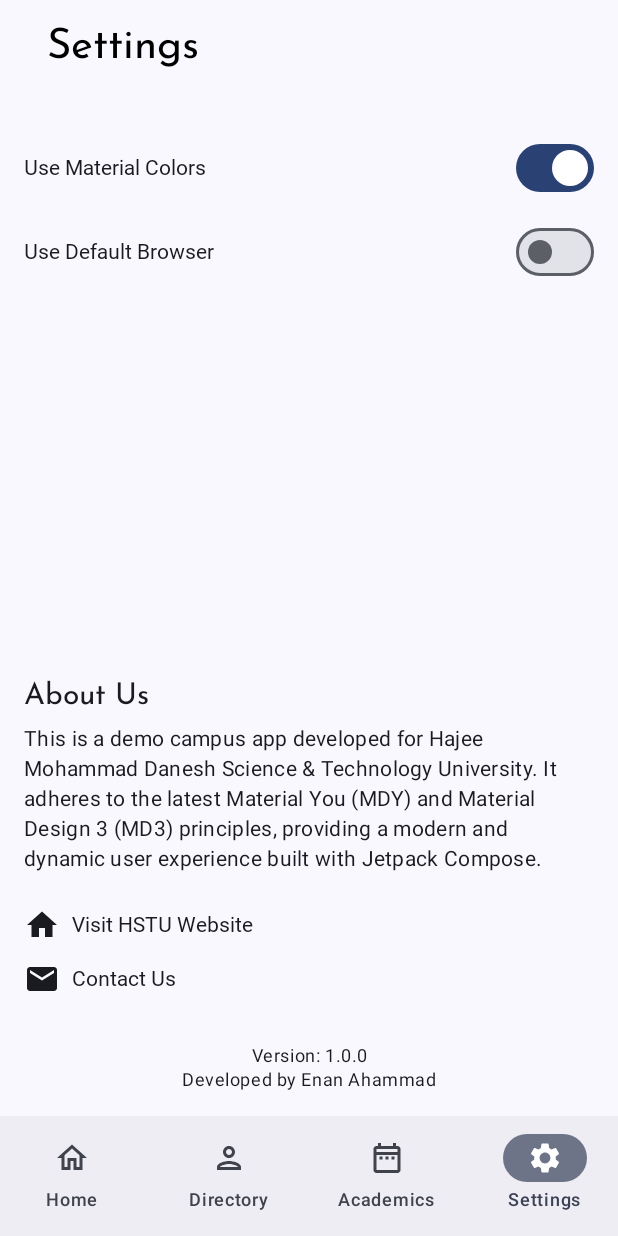
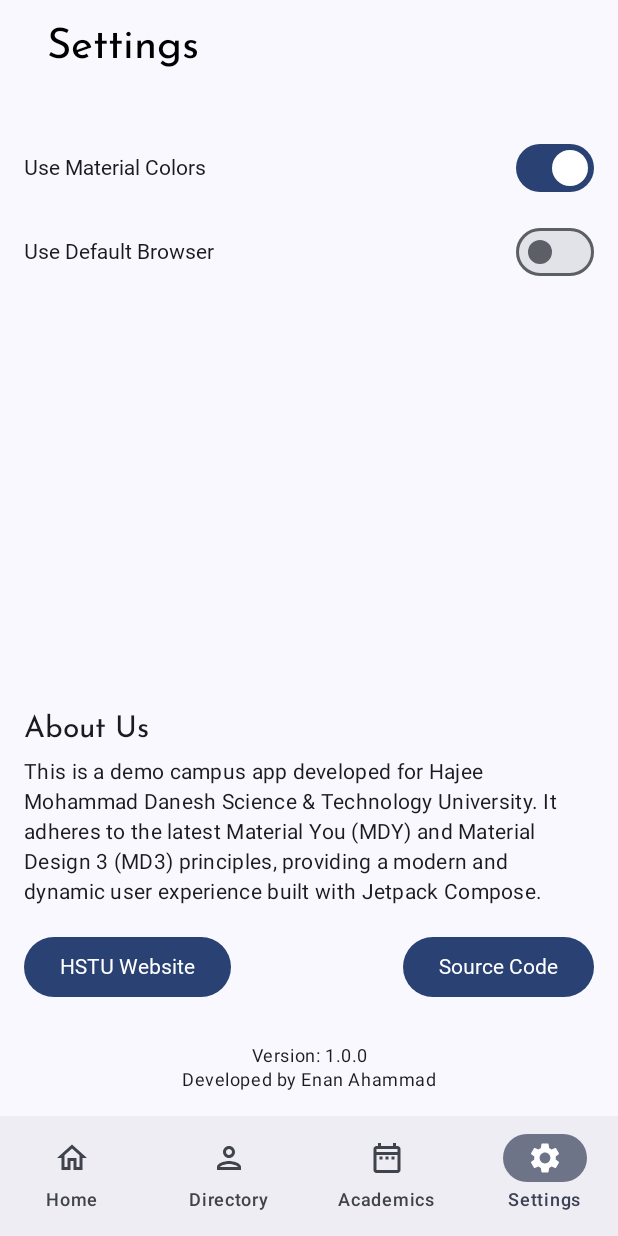
Before and after one commit to user-grinch/MyHSTU, an Android app built with Jetpack Compose: the screen it shows after launch (MainActivity), item 4 of the bottom bar chosen, on a phone screen of 412 x 824 dp. Run offline under Robolectric (Android 15) with nearby library versions, the phone set to English and light mode, and no system bars.

Commit message:
Add webview

```diff
--- a/app/src/main/AndroidManifest.xml
+++ b/app/src/main/AndroidManifest.xml
@@ -1,7 +1,7 @@
 <?xml version="1.0" encoding="utf-8"?>
 <manifest xmlns:android="http://schemas.android.com/apk/res/android"
     xmlns:tools="http://schemas.android.com/tools">
-
+    <uses-permission android:name="android.permission.INTERNET"/>
     <application
         android:allowBackup="true"
         android:dataExtractionRules="@xml/data_extraction_rules"
@@ -11,6 +11,7 @@
         android:roundIcon="@mipmap/logo_background"
         android:supportsRtl="true"
         android:theme="@style/Theme.MyHSTU"
+        android:usesCleartextTraffic="true"
         tools:targetApi="31">
         <activity
             android:name=".SplashActivity"
--- a/app/src/main/java/com/enan/myhstu/MainActivity.kt
+++ b/app/src/main/java/com/enan/myhstu/MainActivity.kt
@@ -15,14 +15,16 @@ import androidx.compose.ui.tooling.preview.Preview
 import androidx.navigation.compose.NavHost
 import androidx.navigation.compose.composable
 import androidx.navigation.compose.rememberNavController
-import com.enan.myhstu.data.NavBarItems
-import com.enan.myhstu.ui.BottomBarLayout
+import com.enan.myhstu.data.NavBarData
+import com.enan.myhstu.ui.NavigationLayout
 import com.enan.myhstu.ui.screen.HomeScreenLayout
-import com.enan.myhstu.ui.TopBarLayout
+import com.enan.myhstu.ui.HeaderLayout
 import androidx.lifecycle.viewmodel.compose.viewModel
+import com.enan.myhstu.data.UiViewModel
 import com.enan.myhstu.ui.screen.AcademicScreenLayout
 import com.enan.myhstu.ui.screen.DirectoryScreenLayout
 import com.enan.myhstu.ui.screen.SettingScreenLayout
+import com.enan.myhstu.ui.screen.WebViewScreenLayout
 
 class MainActivity : ComponentActivity() {
     override fun onCreate(savedInstanceState: Bundle?) {
@@ -38,41 +40,47 @@ class MainActivity : ComponentActivity() {
 @Composable
 fun NavHandler(viewModel: UiViewModel = viewModel()) {
     val navController = rememberNavController()
-    val selectedTab by viewModel.selectedTab.collectAsState()
     CoreTheme {
+        val webViewInfo by viewModel.webViewInfo.collectAsState()
         Scaffold(
-            topBar = { TopBarLayout(viewModel = viewModel) },
+            topBar = { if (!webViewInfo.show) HeaderLayout(viewModel = viewModel, navController = navController) },
             bottomBar = {
-                BottomBarLayout(viewModel = viewModel, navController = navController)
+                if (!webViewInfo.show) NavigationLayout(viewModel = viewModel, navController = navController)
             }
         ) { innerPadding ->
-            NavHost(navController = navController, startDestination = selectedTab.title) {
-                composable(NavBarItems.home.title) {
+            if (webViewInfo.show) {
+                WebViewScreenLayout(
+                    modifier = Modifier.padding(innerPadding),
+                    viewModel = viewModel,
+                    navController = navController,
+                    title =  webViewInfo.title,
+                )
+            } else {
+                NavHost(navController = navController, startDestination = NavBarData.home.title) {
+                    composable(NavBarData.home.title) {
                         HomeScreenLayout(
-                        modifier = Modifier.padding(innerPadding)
+                            modifier = Modifier.padding(innerPadding),
+                            viewModel = viewModel
                         )
-                    viewModel.setSelectedTab(NavBarItems.home)
                     }
-                composable(NavBarItems.directory.title) {
+                    composable(NavBarData.directory.title) {
                         DirectoryScreenLayout(
                             modifier = Modifier.padding(innerPadding),
                             viewModel = viewModel
                         )
-                    viewModel.setSelectedTab(NavBarItems.directory)
                     }
-                composable(NavBarItems.academics.title) {
+                    composable(NavBarData.academics.title) {
                         AcademicScreenLayout(
                             modifier = Modifier.padding(innerPadding),
                             viewModel = viewModel
                         )
-                    viewModel.setSelectedTab(NavBarItems.academics)
                     }
-                composable(NavBarItems.settings.title) {
+                    composable(NavBarData.settings.title) {
                         SettingScreenLayout(
                             modifier = Modifier.padding(innerPadding),
                             viewModel = viewModel
                         )
-                    viewModel.setSelectedTab(NavBarItems.settings)
+                    }
                 }
             }
         }
--- a/app/src/main/java/com/enan/myhstu/data/NavBarItems.kt
+++ b/app/src/main/java/com/enan/myhstu/data/NavBarData.kt
@@ -12,22 +12,21 @@ import androidx.compose.material.icons.outlined.Settings
 import androidx.compose.ui.graphics.vector.ImageVector
 
 data class NavBarItem(
-    val id: Int,
     val title: String,
     val selectedIcon: ImageVector,
     val unselectedIcon: ImageVector,
 )
 
-object NavBarItems {
-    val home = NavBarItem(id = 0, title = "Home", selectedIcon = Icons.Filled.Home, unselectedIcon = Icons.Outlined.Home)
-    val directory = NavBarItem(id = 1, title = "Directory", selectedIcon = Icons.Filled.Person, unselectedIcon = Icons.Outlined.Person)
-    val academics = NavBarItem(id = 2, title = "Academics", selectedIcon = Icons.Filled.DateRange, unselectedIcon = Icons.Outlined.DateRange)
-    val settings = NavBarItem(id = 3, title = "Settings", selectedIcon = Icons.Filled.Settings, unselectedIcon = Icons.Outlined.Settings)
+object NavBarData {
+    val home = NavBarItem(title = "Home", selectedIcon = Icons.Filled.Home, unselectedIcon = Icons.Outlined.Home)
+    val directory = NavBarItem(title = "Directory", selectedIcon = Icons.Filled.Person, unselectedIcon = Icons.Outlined.Person)
+    val academics = NavBarItem(title = "Academics", selectedIcon = Icons.Filled.DateRange, unselectedIcon = Icons.Outlined.DateRange)
+    val settings = NavBarItem(title = "Settings", selectedIcon = Icons.Filled.Settings, unselectedIcon = Icons.Outlined.Settings)
 }
 
 val tabBarItemsList = listOf (
-    NavBarItems.home,
-    NavBarItems.directory,
-    NavBarItems.academics,
-    NavBarItems.settings,
+    NavBarData.home,
+    NavBarData.directory,
+    NavBarData.academics,
+    NavBarData.settings,
 )
--- a/app/src/main/java/com/enan/myhstu/data/SearchInfo.kt
+++ b/app/src/main/java/com/enan/myhstu/data/SearchData.kt
@@ -1,6 +1,6 @@
 package com.enan.myhstu.data
 
-data class SearchInfo (
+data class SearchData (
     val show: Boolean = false,
     val query: String = "",
     val selectedCategories: Set<String> = setOf(),
--- a/app/src/main/java/com/enan/myhstu/ViewModel.kt
+++ b/app/src/main/java/com/enan/myhstu/data/ViewModel.kt
@@ -1,28 +1,42 @@
-package com.enan.myhstu
+package com.enan.myhstu.data
 
 import androidx.lifecycle.ViewModel
-import com.enan.myhstu.data.SearchInfo
-import com.enan.myhstu.data.NavBarItem
-import com.enan.myhstu.data.NavBarItems
-import com.enan.myhstu.data.ProfileData
-import com.enan.myhstu.data.personnelList
+import androidx.navigation.NavController
+import androidx.navigation.compose.rememberNavController
 import kotlinx.coroutines.flow.MutableStateFlow
 import kotlinx.coroutines.flow.StateFlow
 import kotlinx.coroutines.flow.asStateFlow
 import kotlinx.coroutines.flow.update
 
 class UiViewModel : ViewModel() {
-    private val _selectedTab = MutableStateFlow(NavBarItems.settings)
-    val selectedTab: StateFlow<NavBarItem> = _selectedTab.asStateFlow()
+//    private val _selectedTab = MutableStateFlow(NavBarData.settings)
+//    val selectedTab: StateFlow<NavBarItem> = _selectedTab.asStateFlow()
 
-    private val _searchInfo = MutableStateFlow(SearchInfo())
-    val searchInfo: StateFlow<SearchInfo> = _searchInfo.asStateFlow()
+    private val _searchInfo = MutableStateFlow(SearchData())
+    val searchInfo: StateFlow<SearchData> = _searchInfo.asStateFlow()
 
-    fun setSelectedTab(tab: NavBarItem) {
-        _selectedTab.update { tab }
+    private val _webViewInfo = MutableStateFlow(WebViewData())
+    val webViewInfo: StateFlow<WebViewData> = _webViewInfo.asStateFlow()
+
+    fun setWebView(url: String, title: String) {
+        _webViewInfo.update {
+            it.copy (
+                url = url,
+                title = title,
+                show = true,
+            )
+        }
     }
 
-    fun setSearchInfo(info: SearchInfo) {
+    fun closeWebView() {
+        _webViewInfo.update {
+            it.copy (
+                show = false,
+            )
+        }
+    }
+
+    fun setSearchInfo(info: SearchData) {
         _searchInfo.update { info }
     }
 
--- /dev/null
+++ b/app/src/main/java/com/enan/myhstu/data/WebViewData.kt
@@ -0,0 +1,7 @@
+package com.enan.myhstu.data
+
+data class WebViewData (
+    val url: String = "",
+    val title: String = "",
+    val show: Boolean = false,
+)
--- a/app/src/main/java/com/enan/myhstu/ui/HeaderLayout.kt
+++ b/app/src/main/java/com/enan/myhstu/ui/HeaderLayout.kt
@@ -14,13 +14,16 @@ import androidx.compose.runtime.getValue
 import androidx.compose.ui.Alignment
 import androidx.compose.ui.Modifier
 import androidx.compose.ui.unit.dp
-import com.enan.myhstu.UiViewModel
+import androidx.navigation.NavController
+import androidx.navigation.compose.currentBackStackEntryAsState
+import androidx.navigation.compose.rememberNavController
+import com.enan.myhstu.data.UiViewModel
 import com.enan.myhstu.getTextColor
 
 @SuppressLint("StateFlowValueCalledInComposition")
 @OptIn(ExperimentalMaterial3Api::class)
 @Composable
-fun TopBarLayout(modifier: Modifier = Modifier, viewModel: UiViewModel) {
+fun HeaderLayout(modifier: Modifier = Modifier, viewModel: UiViewModel, navController: NavController) {
     CenterAlignedTopAppBar(
         title = {
             Box (
@@ -29,9 +32,9 @@ fun TopBarLayout(modifier: Modifier = Modifier, viewModel: UiViewModel) {
                     .padding(15.dp),
                 contentAlignment = Alignment.BottomStart
             ) {
-                val selectedTab by viewModel.selectedTab.collectAsState()
+                val currentTab = navController.currentBackStackEntryAsState()?.value?.destination?.route
                 Text(
-                    text = if (selectedTab.id == 0) "MyHSTU" else selectedTab.title,
+                    text = currentTab?: "MyHSTU",
                     style = MaterialTheme.typography.displayLarge,
                     color = getTextColor()
                 )
--- a/app/src/main/java/com/enan/myhstu/ui/NavigationLayout.kt
+++ b/app/src/main/java/com/enan/myhstu/ui/NavigationLayout.kt
@@ -13,27 +13,23 @@ import androidx.compose.runtime.setValue
 import androidx.compose.ui.tooling.preview.Preview
 import androidx.navigation.NavController
 import com.enan.myhstu.NavHandler
-import com.enan.myhstu.UiViewModel
+import com.enan.myhstu.data.NavBarData
+import com.enan.myhstu.data.UiViewModel
 import com.enan.myhstu.data.tabBarItemsList
 
 @Composable
-fun BottomBarLayout(navController: NavController, viewModel: UiViewModel) {
-    val seelctedTab by viewModel.selectedTab.collectAsState()
-    var selectedTabIndex by rememberSaveable {
-        mutableStateOf(seelctedTab.id)
-    }
-
+fun NavigationLayout(navController: NavController, viewModel: UiViewModel) {
+    val currentRoute = navController.currentBackStackEntryFlow.collectAsState(initial = null).value?.destination?.route ?: NavBarData.home.title
     NavigationBar {
         tabBarItemsList.forEachIndexed { index, tabBarItem ->
             NavigationBarItem(
-                selected = selectedTabIndex == index,
+                selected = currentRoute == tabBarItem.title,
                 onClick = {
-                    selectedTabIndex = index
                     navController.navigate(tabBarItem.title)
                 },
                 icon = {
                     Icon(
-                        imageVector = if (selectedTabIndex == index) {tabBarItem.selectedIcon} else {tabBarItem.unselectedIcon},
+                        imageVector = if (currentRoute == tabBarItem.title) {tabBarItem.selectedIcon} else {tabBarItem.unselectedIcon},
                         contentDescription = tabBarItem.title,
                     )
                 },
--- a/app/src/main/java/com/enan/myhstu/ui/screen/HomeScreen.kt
+++ b/app/src/main/java/com/enan/myhstu/ui/screen/HomeScreen.kt
@@ -26,14 +26,16 @@ import androidx.compose.ui.layout.ContentScale
 import androidx.compose.ui.res.painterResource
 import androidx.compose.ui.tooling.preview.Preview
 import androidx.compose.ui.unit.dp
+import androidx.lifecycle.viewmodel.compose.viewModel
 import com.enan.myhstu.NavHandler
 import com.enan.myhstu.R
+import com.enan.myhstu.data.UiViewModel
 import com.enan.myhstu.data.homePageItems
 import com.enan.myhstu.ui.CardLayout
 
 @OptIn(ExperimentalMaterial3Api::class)
 @Composable
-fun HomeScreenLayout(modifier: Modifier = Modifier) {
+fun HomeScreenLayout(viewModel: UiViewModel, modifier: Modifier = Modifier) {
     val GRID_SPACING: Int = 13
     Row (
         modifier = modifier.fillMaxWidth(),
@@ -60,7 +62,7 @@ fun HomeScreenLayout(modifier: Modifier = Modifier) {
         ) {
             FilterChip(
                 selected = false,
-                onClick = { },
+                onClick = { viewModel.setWebView("google.com", title = "Overview") },
                 label = { Text("Overview") },
                 colors = FilterChipDefaults.filterChipColors(
                     containerColor = MaterialTheme.colorScheme.primary.copy(alpha = 0.1f)
--- a/app/src/main/java/com/enan/myhstu/ui/screen/SettingsScreen.kt
+++ b/app/src/main/java/com/enan/myhstu/ui/screen/SettingsScreen.kt
@@ -1,6 +1,5 @@
 package com.enan.myhstu.ui.screen
 
-import androidx.compose.foundation.clickable
 import androidx.compose.foundation.layout.*
 import androidx.compose.material3.*
 import androidx.compose.runtime.*
@@ -8,12 +7,9 @@ import androidx.compose.ui.Alignment
 import androidx.compose.ui.Modifier
 import androidx.compose.ui.text.style.TextAlign
 import androidx.compose.ui.unit.dp
-import androidx.compose.material.icons.Icons
-import androidx.compose.material.icons.filled.Email
-import androidx.compose.material.icons.filled.Home
 import androidx.compose.ui.tooling.preview.Preview
 import com.enan.myhstu.NavHandler
-import com.enan.myhstu.UiViewModel
+import com.enan.myhstu.data.UiViewModel
 
 @OptIn(ExperimentalMaterial3Api::class)
 @Composable
@@ -79,43 +75,30 @@ fun SettingScreenLayout(modifier: Modifier = Modifier, viewModel: UiViewModel) {
         )
 
 
-        // Visit HSTU Website
-        Row(
-            modifier = Modifier
-                .fillMaxWidth()
-                .clickable { /* Add action to open HSTU website */ }
-                .padding(vertical = 6.dp),
-            verticalAlignment = Alignment.CenterVertically
+        Row (
+            horizontalArrangement = Arrangement.SpaceBetween,
+            modifier = Modifier.fillMaxWidth()
         ) {
-            Icon(
-                imageVector = Icons.Default.Home,
-                contentDescription = "Visit HSTU Website",
-                modifier = Modifier.size(24.dp)
+            // Visit HSTU Website
+            Button(
+                onClick = { },
+                content = {
+                    Text(
+                        text = "HSTU Website",
+                        style = MaterialTheme.typography.bodyLarge
+                    )
+                }
             )
-            Spacer(modifier = Modifier.width(8.dp))
-            Text(
-                text = "Visit HSTU Website",
-                style = MaterialTheme.typography.bodyLarge
-            )
-        }
 
-        // Contact Us Section
-        Row(
-            modifier = Modifier
-                .fillMaxWidth()
-                .clickable { /* Add action to open Contact Us */ }
-                .padding(vertical = 6.dp),
-            verticalAlignment = Alignment.CenterVertically
-        ) {
-            Icon(
-                imageVector = Icons.Default.Email,
-                contentDescription = "Contact Us",
-                modifier = Modifier.size(24.dp)
-            )
-            Spacer(modifier = Modifier.width(8.dp))
-            Text(
-                text = "Contact Us",
-                style = MaterialTheme.typography.bodyLarge
+            // Contact Us Section
+            Button(
+                onClick = { },
+                content = {
+                    Text(
+                        text = "Source Code",
+                        style = MaterialTheme.typography.bodyLarge
+                    )
+                }
             )
         }
 
```
Also changed, not shown: app/src/main/java/com/enan/myhstu/ui/screen/AcademicScreen.kt (+1 -31 lines), app/src/main/java/com/enan/myhstu/ui/screen/DirectoryScreen.kt (+3 -5 lines), app/src/main/java/com/enan/myhstu/ui/screen/WebViewScreen.kt (added, +98 -0 lines). Lines whose indentation alone changed are shown as unchanged.
